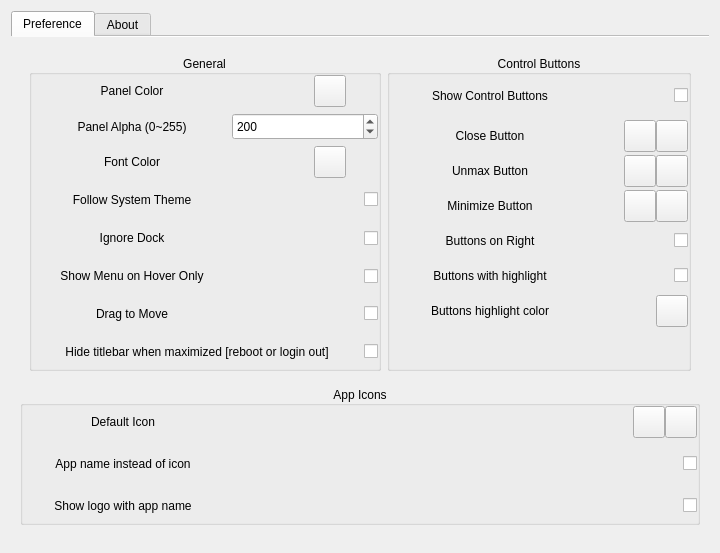
Before: the Qt Designer form widgets/mainsettingwidget.ui in GXDE-OS/gxde-top-panel, drawn with Qt 5.
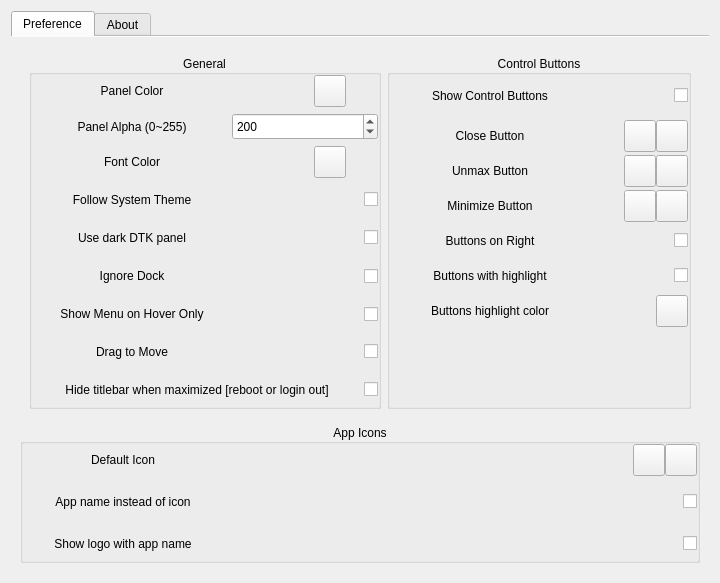
After: the same form once the commit is applied. Icons and pictures are not drawn.

Commit message: feat: DTK dark panel & instant config set under Wayland

Patch:
```diff
--- a/widgets/mainsettingwidget.ui
+++ b/widgets/mainsettingwidget.ui
@@ -425,6 +425,63 @@
                </layout>
               </widget>
              </item>
+             <item>
+              <widget class="QWidget" name="darkDtkPanelWidget" native="true">
+               <layout class="QHBoxLayout" name="darkDtkPanelLayout">
+                <property name="spacing">
+                 <number>0</number>
+                </property>
+                <property name="leftMargin">
+                 <number>0</number>
+                </property>
+                <property name="topMargin">
+                 <number>0</number>
+                </property>
+                <property name="rightMargin">
+                 <number>0</number>
+                </property>
+                <property name="bottomMargin">
+                 <number>0</number>
+                </property>
+                <item>
+                 <widget class="QLabel" name="darkDtkPanelLabel">
+                  <property name="minimumSize">
+                   <size>
+                    <width>200</width>
+                    <height>32</height>
+                   </size>
+                  </property>
+                  <property name="text">
+                   <string>Use dark DTK panel</string>
+                  </property>
+                  <property name="alignment">
+                   <set>Qt::AlignCenter</set>
+                  </property>
+                 </widget>
+                </item>
+                <item>
+                 <spacer name="darkDtkPanelSpacer">
+                  <property name="orientation">
+                   <enum>Qt::Horizontal</enum>
+                  </property>
+                  <property name="sizeHint" stdset="0">
+                   <size>
+                    <width>40</width>
+                    <height>20</height>
+                   </size>
+                  </property>
+                 </spacer>
+                </item>
+                <item>
+                 <widget class="QCheckBox" name="useDarkDtkPanelCheckBox">
+                  <property name="text">
+                   <string notr="true"/>
+                  </property>
+                 </widget>
+                </item>
+               </layout>
+              </widget>
+             </item>
              <item>
               <widget class="QWidget" name="widget_12" native="true">
                <property name="toolTip">
```
The commit also changes 14 other files.
